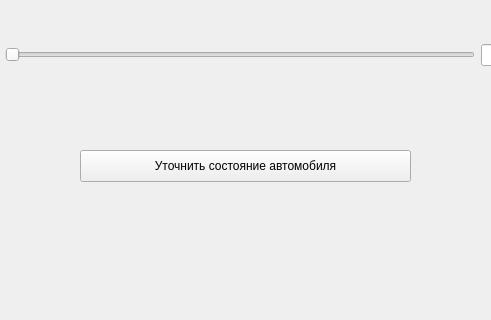
The window that mainwindow.ui (Rokoel/car-price-predictor) describes before a commit, drawn with Qt 5; both pictures show x 140 to 631 and y 280 to 600 of the 800 by 600 pixel window.
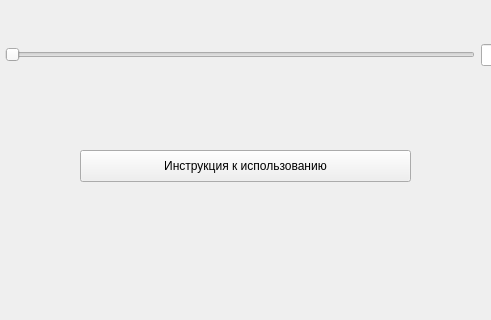
The same window after the commit.

What changed in the file:
```diff
--- a/mainwindow.ui
+++ b/mainwindow.ui
@@ -143,7 +143,7 @@
      </rect>
     </property>
     <property name="text">
-     <string>Уточнить состояние автомобиля</string>
+     <string>Инструкция к использованию</string>
     </property>
    </widget>
   </widget>
```
